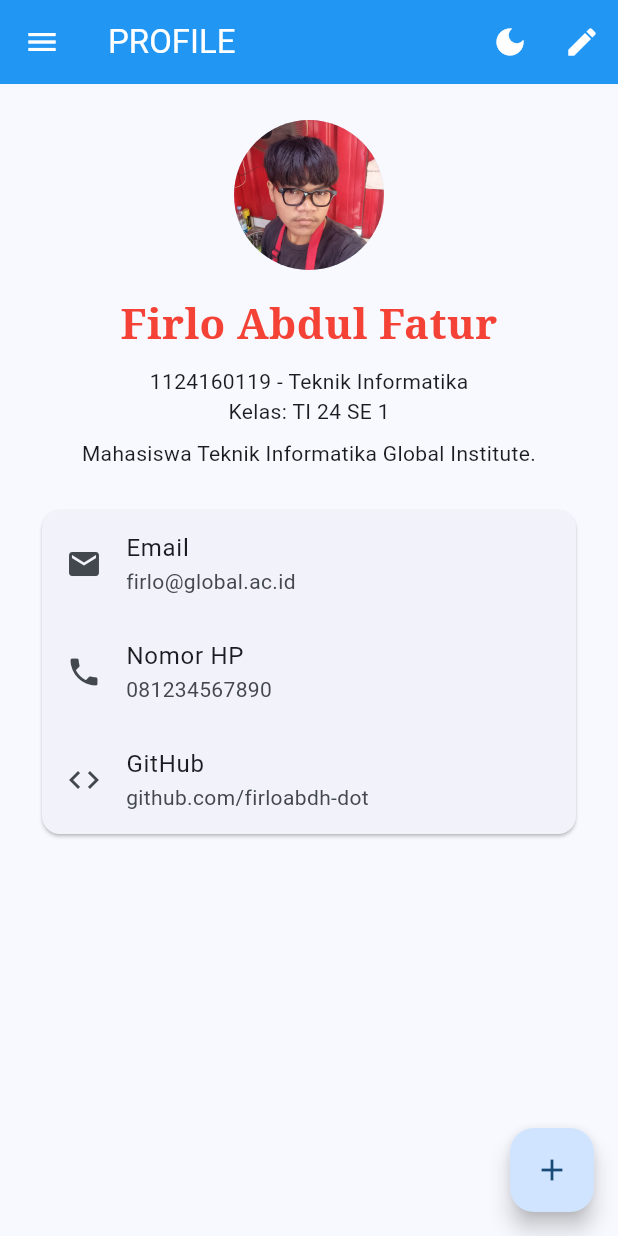
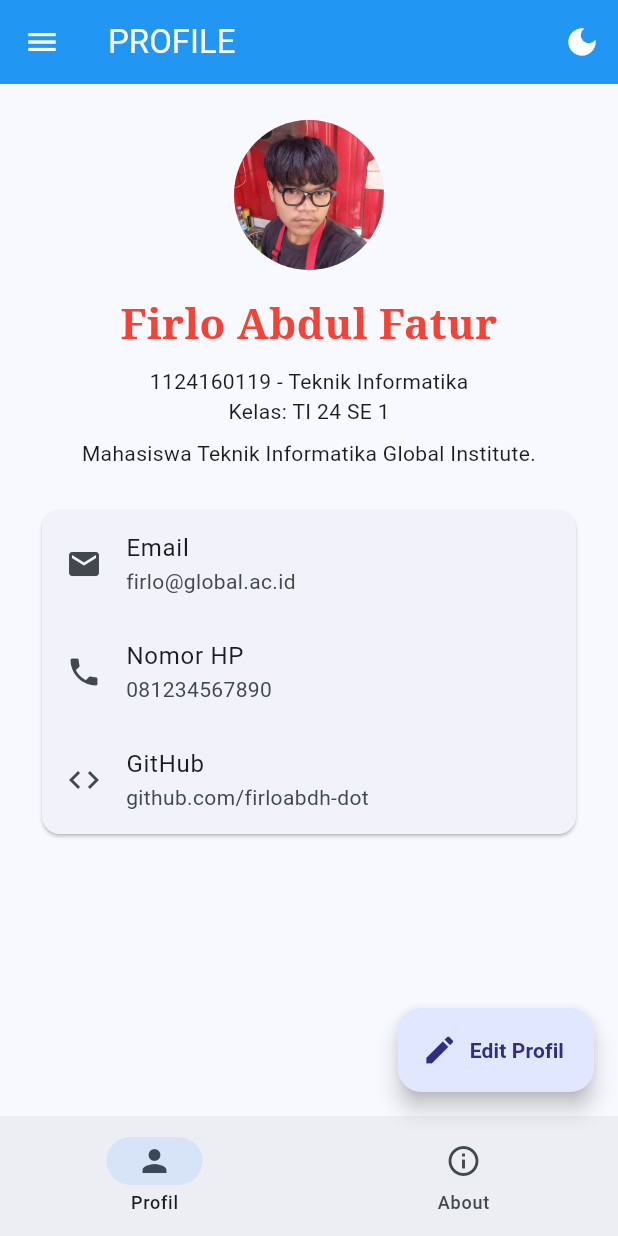
Before and after one commit to firloabdh-dot/uts-pml-1124160119, a Flutter app: the ProfilePage screen opened by its route, on a phone screen of 412 x 824 dp. Run offline on Flutter 3.47's test engine with Material 3 defaults, Android fonts, the phone set to English and light mode, and no system bars.

Commit message:
feat: memperbarui UI edit profil dan menambahkan NavigationBar di halaman profil dan about

```diff
--- a/soal2_profil_app/lib/screens/profile_page.dart
+++ b/soal2_profil_app/lib/screens/profile_page.dart
@@ -1,8 +1,7 @@
 import 'package:flutter/material.dart';
 import '../models/profile.dart';
 import '../widgets/info_tile.dart';
-
-import 'edit_profile_page.dart' show EditProfilePage;
+import 'edit_profile_page.dart';
 
 class ProfilePage extends StatefulWidget {
   final bool isDarkMode;
@@ -43,25 +42,9 @@ class _ProfilePageState extends State<ProfilePage> {
             tooltip: "Mode Gelap/Terang",
             icon: Icon(widget.isDarkMode ? Icons.light_mode : Icons.dark_mode),
           ),
-          IconButton(
-            onPressed: () async {
-              final hasil = await Navigator.push(
-                context,
-                MaterialPageRoute(
-                  builder: (context) => EditProfilePage(profile: dataProfil),
-                ),
-              );
-              if (hasil != null && hasil is Profile) {
-                setState(() {
-                  dataProfil = hasil;
-                });
-              }
-            },
-            tooltip: "Edit Profil",
-            icon: const Icon(Icons.edit),
-          ),
         ],
       ),
+
       drawer: Drawer(
         child: ListView(
           children: [
@@ -100,7 +83,6 @@ class _ProfilePageState extends State<ProfilePage> {
             child: Center(
               child: Column(
                 children: [
-                  // SUDAH PAKAI FOTO DARI ASSETS
                   const CircleAvatar(
                     radius: 50,
                     backgroundImage: AssetImage('assets/images/WhatsApp Image 2026-11-15 at 13.07.32.jpeg'),
@@ -131,20 +113,55 @@ class _ProfilePageState extends State<ProfilePage> {
                       ],
                     ),
                   ),
+                  const SizedBox(height: 80),
                 ],
               ),
             ),
           ),
         ),
       ),
-      floatingActionButton: FloatingActionButton(
-        onPressed: () {
-          ScaffoldMessenger.of(context).showSnackBar(
-            const SnackBar(content: Text("Terima kasih telah melihat profil saya")),
+
+      floatingActionButton: FloatingActionButton.extended(
+        onPressed: () async {
+          final hasil = await Navigator.push(
+            context,
+            MaterialPageRoute(
+              builder: (context) => EditProfilePage(profile: dataProfil),
+            ),
           );
+          if (hasil != null && hasil is Profile) {
+            setState(() {
+              dataProfil = hasil;
+            });
+          }
         },
-        tooltip: "Tambah",
-        child: const Icon(Icons.add),
+        icon: const Icon(Icons.edit),
+        label: const Text(
+          "Edit Profil",
+          style: TextStyle(fontWeight: FontWeight.bold),
+        ),
+        backgroundColor: const Color(0xFFE0E7FF),
+        foregroundColor: const Color(0xFF312E81),
+      ),
+
+      // NAVIGASI BAWAH
+      bottomNavigationBar: NavigationBar(
+        selectedIndex: 0,
+        onDestinationSelected: (int index) {
+          if (index == 1) {
+            Navigator.pushNamed(context, '/about');
+          }
+        },
+        destinations: const [
+          NavigationDestination(
+            icon: Icon(Icons.person),
+            label: 'Profil',
+          ),
+          NavigationDestination(
+            icon: Icon(Icons.info_outline),
+            label: 'About',
+          ),
+        ],
       ),
     );
   }
```
Also changed, not shown: soal2_profil_app/lib/screens/about_page.dart (+22 -0 lines).
